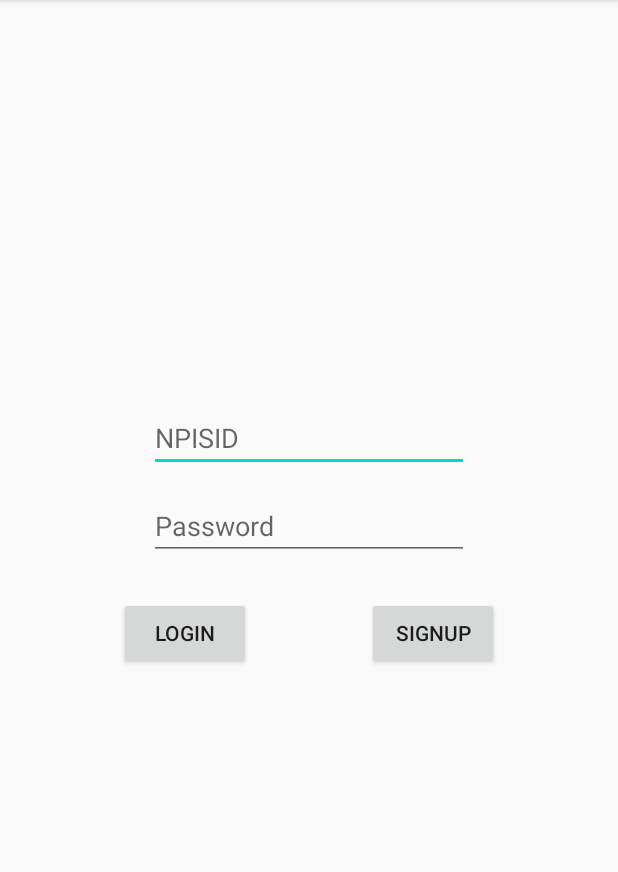
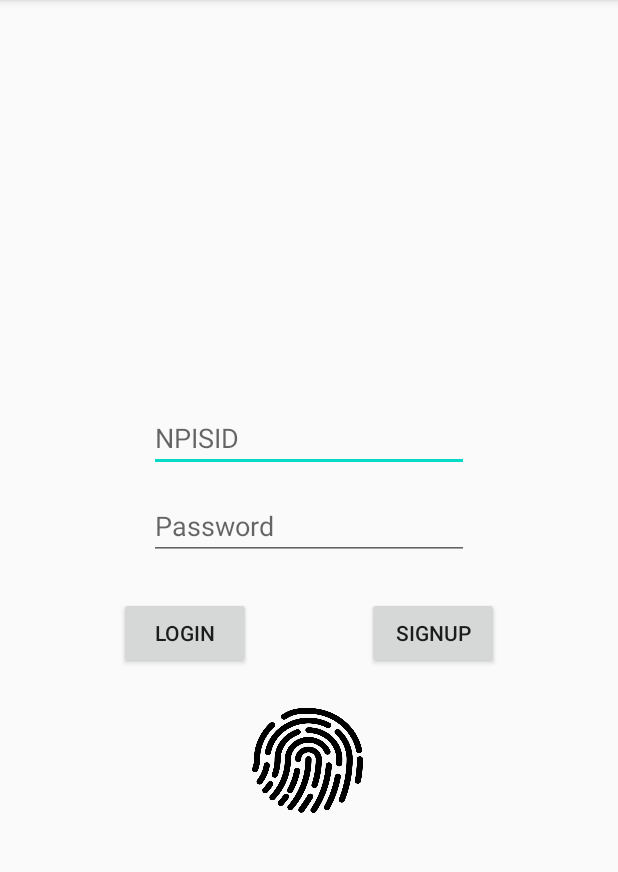
Before and after one commit to imzhiyuan/myinternship, an Android app: the screen it shows after launch (MainActivity), on a phone screen of 412 x 824 dp, the part 84-956 px from its top. Run offline under Robolectric (Android 15) with nearby library versions, the phone set to English and light mode, and no system bars; our stand-ins replace Volley.

Commit message:
biometric login

```diff
--- a/app/build.gradle
+++ b/app/build.gradle
@@ -32,6 +32,7 @@ dependencies {
     implementation 'androidx.core:core-ktx:1.3.0'
     implementation 'androidx.constraintlayout:constraintlayout:1.1.3'
     implementation 'com.android.volley:volley:1.1.1'
+    implementation 'androidx.biometric:biometric:1.0.1'
     testImplementation 'junit:junit:4.12'
     androidTestImplementation 'androidx.test.ext:junit:1.1.1'
     androidTestImplementation 'androidx.test.espresso:espresso-core:3.2.0'
--- a/app/src/main/AndroidManifest.xml
+++ b/app/src/main/AndroidManifest.xml
@@ -18,7 +18,6 @@
         <activity android:name=".MainActivity">
             <intent-filter>
                 <action android:name="android.intent.action.MAIN" />
-
                 <category android:name="android.intent.category.LAUNCHER" />
             </intent-filter>
         </activity>
--- a/app/src/main/java/com/example/myinternship/MainActivity.kt
+++ b/app/src/main/java/com/example/myinternship/MainActivity.kt
@@ -3,16 +3,24 @@ package com.example.myinternship
 import android.content.Intent
 import androidx.appcompat.app.AppCompatActivity
 import android.os.Bundle
+import android.widget.Button
 import android.widget.EditText
 import android.widget.TextView
+import android.widget.Toast
+import androidx.biometric.BiometricPrompt
+import androidx.core.content.ContextCompat
 import com.android.volley.Request
 import com.android.volley.Response
 import com.android.volley.toolbox.StringRequest
 import com.android.volley.toolbox.Volley
 import kotlinx.android.synthetic.main.activity_main.*
+import java.util.concurrent.Executor
 
 class MainActivity : AppCompatActivity() {
 
+    private lateinit var executor: Executor
+    private lateinit var biometricPrompt: BiometricPrompt
+    private lateinit var promptInfo: BiometricPrompt.PromptInfo
 
     override fun onCreate(savedInstanceState: Bundle?) {
         super.onCreate(savedInstanceState)
@@ -53,6 +61,47 @@ class MainActivity : AppCompatActivity() {
         SignUP.setOnClickListener {
             startActivity(Intent(this,RegisterActivity::class.java))
         }
+        executor = ContextCompat.getMainExecutor(this)
+        biometricPrompt = BiometricPrompt(this, executor,
+            object : BiometricPrompt.AuthenticationCallback() {
+                override fun onAuthenticationError(errorCode: Int,
+                                                   errString: CharSequence) {
+                    super.onAuthenticationError(errorCode, errString)
+                    Toast.makeText(applicationContext,
+                        "Authentication error: $errString", Toast.LENGTH_SHORT)
+                        .show()
+                }
 
-    }
+                override fun onAuthenticationSucceeded(
+                    result: BiometricPrompt.AuthenticationResult) {
+                    super.onAuthenticationSucceeded(result)
+                    Toast.makeText(applicationContext,
+                        "Authentication succeeded!", Toast.LENGTH_SHORT)
+                        .show()
+                }
+
+                override fun onAuthenticationFailed() {
+                    super.onAuthenticationFailed()
+                    Toast.makeText(applicationContext, "Authentication failed",
+                        Toast.LENGTH_SHORT)
+                        .show()
+                }
+            })
+
+        promptInfo = BiometricPrompt.PromptInfo.Builder()
+            .setTitle("Biometric login for my app")
+            .setSubtitle("Log in using your biometric credential")
+            .setNegativeButtonText("Use account password")
+            .build()
+
+        // Prompt appears when user clicks "Log in".
+        // Consider integrating with the keystore to unlock cryptographic operations,
+        // if needed by your app.
+        val biometricLoginButton =
+            findViewById<Button>(R.id.biologin)
+        biometricLoginButton.setOnClickListener {
+            biometricPrompt.authenticate(promptInfo)
+        }
 }
+
+}
--- a/app/src/main/res/layout/activity_main.xml
+++ b/app/src/main/res/layout/activity_main.xml
@@ -77,4 +77,16 @@
         app:layout_constraintStart_toStartOf="parent"
         app:layout_constraintTop_toBottomOf="@+id/txtview" />
 
+    <Button
+        android:id="@+id/biologin"
+        android:layout_width="74dp"
+        android:layout_height="70dp"
+        android:background="@drawable/fingerprint"
+        app:layout_constraintBottom_toBottomOf="parent"
+        app:layout_constraintEnd_toEndOf="parent"
+        app:layout_constraintHorizontal_bias="0.498"
+        app:layout_constraintStart_toStartOf="parent"
+        app:layout_constraintTop_toTopOf="parent"
+        app:layout_constraintVertical_bias="0.676" />
+
 </androidx.constraintlayout.widget.ConstraintLayout>
```
Also changed, not shown: app/src/main/res/drawable-v24/fingerprint.png (added).
